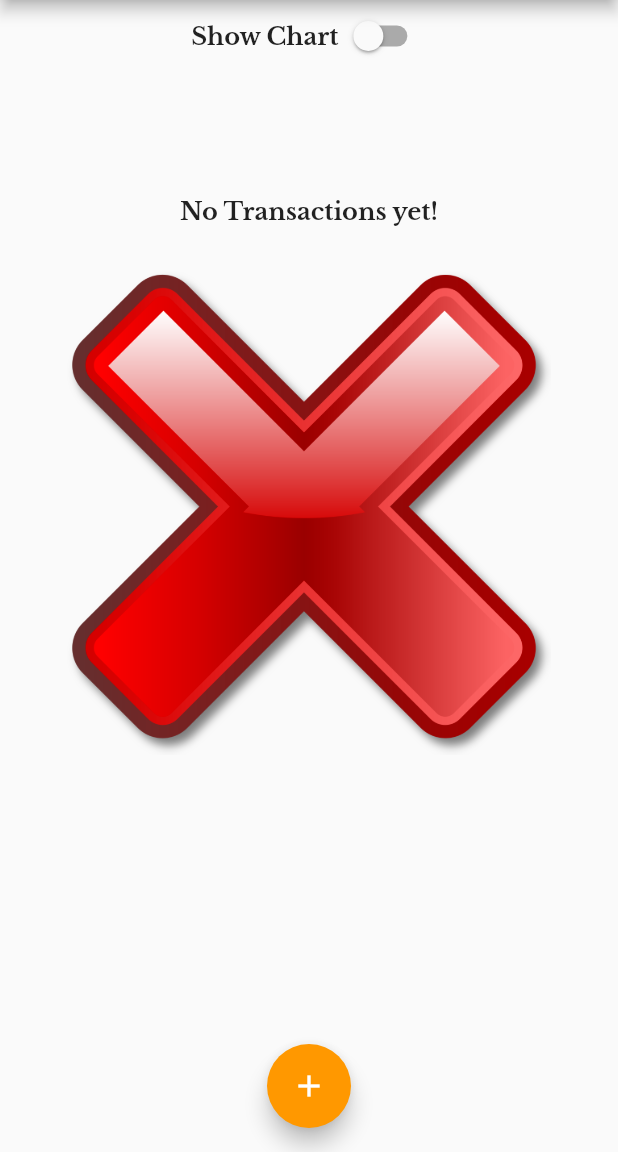
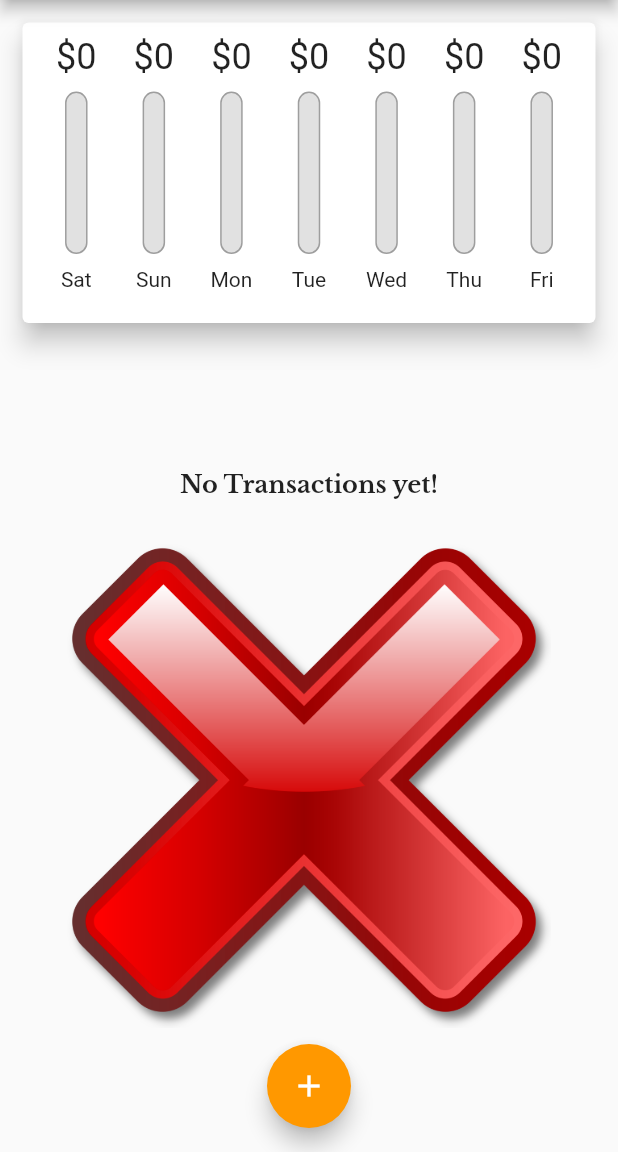
Before and after one commit to baralisachin10/Expanse_Planner, a Flutter app: the screen it shows after launch, on a phone screen of 412 x 824 dp, the part 84-1236 px from its top. Run offline on Flutter 3.47's test engine with Material 2 defaults, Android fonts, the phone set to English and light mode, and no system bars; our stand-ins replace google_fonts.

```diff
--- a/lib/screens/myHomaPage.dart
+++ b/lib/screens/myHomaPage.dart
@@ -53,6 +53,8 @@ class _MyHomePageState extends State<MyHomePage> {
 
   @override
   Widget build(BuildContext context) {
+    final mediaQuery = MediaQuery.of(context);
+    final isLandScape = mediaQuery.orientation == Orientation.landscape;
     final appBar = AppBar(
       title: const Text("Personal Expenses"),
       actions: [
@@ -61,6 +63,14 @@ class _MyHomePageState extends State<MyHomePage> {
             icon: const Icon(Icons.add))
       ],
     );
+
+    final textListWidget = SizedBox(
+        height: (mediaQuery.size.height -
+                appBar.preferredSize.height -
+                mediaQuery.padding.top) *
+            0.7,
+        child: TransactionList(_userTransaction, _deleteTransaction));
+
     return Scaffold(
       appBar: appBar,
       body: SingleChildScrollView(
@@ -68,6 +78,7 @@ class _MyHomePageState extends State<MyHomePage> {
             // mainAxisAlignment: MainAxisAlignment.spaceAround,
             crossAxisAlignment: CrossAxisAlignment.stretch,
             children: [
+              if (isLandScape)
                 Row(mainAxisAlignment: MainAxisAlignment.center, children: [
                   Text('Show Chart',
                       style: Theme.of(context).textTheme.titleLarge),
@@ -79,20 +90,23 @@ class _MyHomePageState extends State<MyHomePage> {
                         });
                       })
                 ]),
+              if (!isLandScape)
+                SizedBox(
+                    height: (mediaQuery.size.height -
+                            appBar.preferredSize.height -
+                            mediaQuery.padding.top) *
+                        0.3,
+                    child: Chart(_recentTransactions)),
+              if (!isLandScape) textListWidget,
+              if (isLandScape)
                 _showChart
                     ? SizedBox(
-                      height: (MediaQuery.of(context).size.height -
+                        height: (mediaQuery.size.height -
                                 appBar.preferredSize.height -
-                              MediaQuery.of(context).padding.top) *
-                          0.3,
+                                mediaQuery.padding.top) *
+                            0.7,
                         child: Chart(_recentTransactions))
-                  : SizedBox(
-                      height: (MediaQuery.of(context).size.height -
-                              appBar.preferredSize.height -
-                              MediaQuery.of(context).padding.top) *
-                          0.7,
-                      child: TransactionList(
-                          _userTransaction, _deleteTransaction)),
+                    : textListWidget,
             ]),
       ),
       floatingActionButtonLocation: FloatingActionButtonLocation.centerFloat,
```
Also changed, not shown: lib/widgets/new_transactions.dart (+8 -1 lines), lib/widgets/transactions_list.dart (+19 -6 lines), pubspec.lock. Lines whose indentation alone changed are shown as unchanged.
